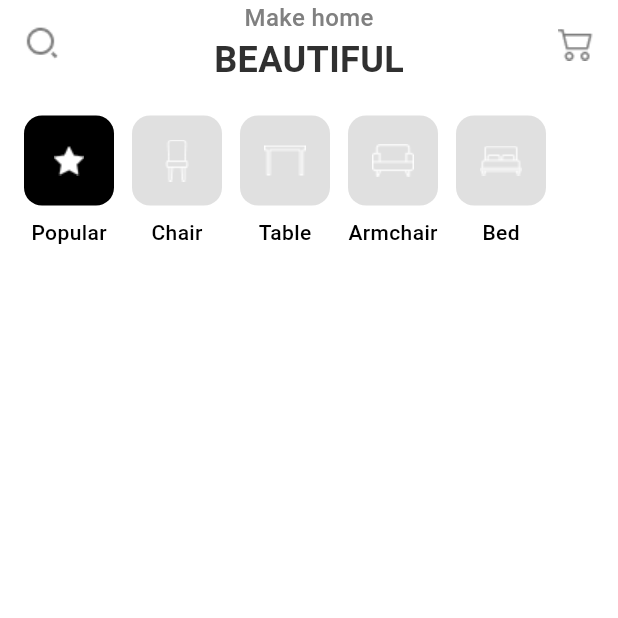
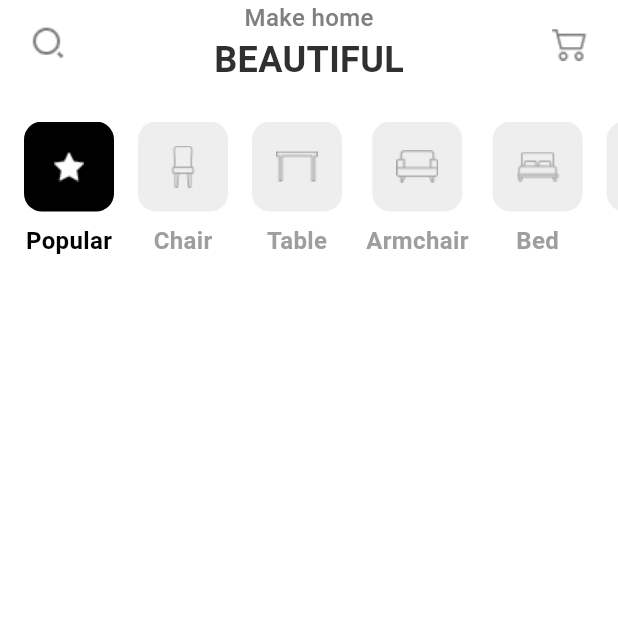
Before and after one commit to iamfarazbaloch/furniture_app, a Flutter app: the HomePage screen opened directly, on a phone screen of 412 x 824 dp, the top half of it. Run offline on Flutter 3.47's test engine with Material 3 defaults, Android fonts, the phone set to English and light mode, and no system bars; our stand-ins replace gap, google_fonts; Roboto replaces fonts that are missing (Gelasio).

```diff
--- a/lib/pages/home_page.dart
+++ b/lib/pages/home_page.dart
@@ -16,6 +16,7 @@ class _HomePageState extends State<HomePage> {
     'Table': 'assets/icons/table.png',
     'Armchair': 'assets/icons/sofa1.png',
     'Bed': 'assets/icons/bed.png',
+    'Lamp': 'assets/icons/lamp.png',
   };
 
   int _selectedIndex = 0;
@@ -27,7 +28,7 @@ class _HomePageState extends State<HomePage> {
         child: Column(
           children: [
             Padding(
-              padding: const EdgeInsets.symmetric(horizontal: 16.0),
+              padding: const EdgeInsets.symmetric(horizontal: 20.0),
               child: Row(
                 mainAxisAlignment: MainAxisAlignment.spaceBetween,
                 children: [
@@ -56,12 +57,11 @@ class _HomePageState extends State<HomePage> {
                 ],
               ),
             ),
-            const Gap(20),
+            const Gap(24),
             SizedBox(
               height: 100,
               child: ListView.builder(
                 scrollDirection: Axis.horizontal,
-                padding: const EdgeInsets.symmetric(horizontal: 16.0),
                 itemCount: _categories.length,
                 itemBuilder: (context, index) {
                   final categoryName = _categories.keys.elementAt(index);
@@ -75,7 +75,7 @@ class _HomePageState extends State<HomePage> {
                       });
                     },
                     child: Padding(
-                      padding: const EdgeInsets.only(right: 12.0),
+                      padding: const EdgeInsets.only(left: 16.0),
                       child: Column(
                         children: [
                           Container(
@@ -86,12 +86,14 @@ class _HomePageState extends State<HomePage> {
                               color:
                                   isSelected
                                       ? Colors.black
-                                      : Colors.grey.shade300,
+                                      : Colors.grey.shade200,
                             ),
                             padding: const EdgeInsets.all(8),
                             child: ColorFiltered(
-                              colorFilter: const ColorFilter.mode(
-                                Colors.white,
+                              colorFilter: ColorFilter.mode(
+                                isSelected
+                                    ? Colors.white
+                                    : Colors.grey.shade500,
                                 BlendMode.srcIn,
                               ),
                               child: Image.asset(categoryImage),
@@ -101,8 +103,9 @@ class _HomePageState extends State<HomePage> {
                           Text(
                             categoryName,
                             style: TextStyle(
-                              fontWeight: FontWeight.w500,
-                              color: Colors.black,
+                              fontWeight: FontWeight.bold,
+                              fontSize: 16,
+                              color: isSelected ? Colors.black : Colors.grey,
                             ),
                           ),
                         ],
```
Also changed, not shown: lib/model/furniture_item.dart (added, +15 -0 lines), lib/provider/furniture_provider.dart (added, +24 -0 lines), assets/icons/lamp.png (added), assets/images/Color.png (added), assets/images/chair.png (added), assets/images/desk.png (added), assets/images/lamp.png (added), assets/images/stand.png (added).
